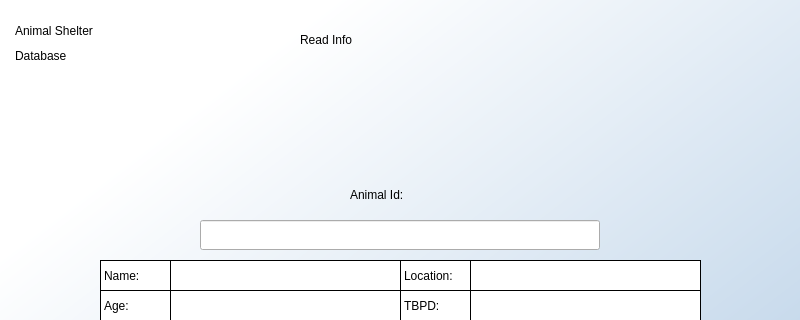
Above: Actual Project/ReadUi.ui from VengefulDave/Animal--Database before the change; both pictures show x 0 to 800 and y 0 to 320 of the 800 by 600 pixel window. Below: the same form after it.
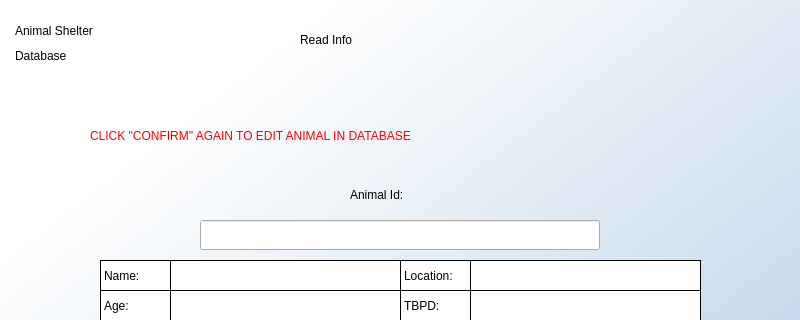
That is the form after the change.

```diff
--- a/Actual Project/ReadUi.ui
+++ b/Actual Project/ReadUi.ui
@@ -483,6 +483,26 @@
      <string>Confirm</string>
     </property>
    </widget>
+   <widget class="QLabel" name="RAlert">
+    <property name="enabled">
+     <bool>true</bool>
+    </property>
+    <property name="geometry">
+     <rect>
+      <x>90</x>
+      <y>110</y>
+      <width>620</width>
+      <height>51</height>
+     </rect>
+    </property>
+    <property name="styleSheet">
+     <string notr="true">font: 16pt &quot;OCR A Extended&quot;; color:red; 
+</string>
+    </property>
+    <property name="text">
+     <string>CLICK &quot;CONFIRM&quot; AGAIN TO EDIT ANIMAL IN DATABASE</string>
+    </property>
+   </widget>
   </widget>
  </widget>
  <resources/>
```
Left out of the diff: 4 changed lines with no effect on the pictures.
